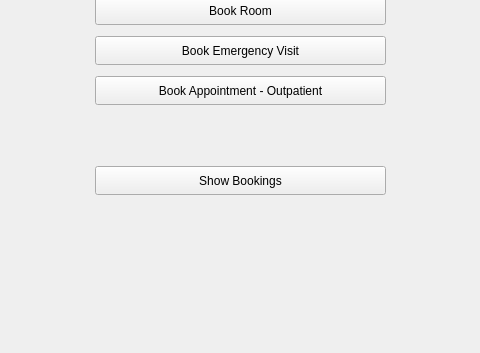
Qt form mainwindow.ui (KirolousFouty/Hospital_Project) before a commit; both pictures show x 145 to 625 and y 264 to 617 of the 782 by 617 pixel window.
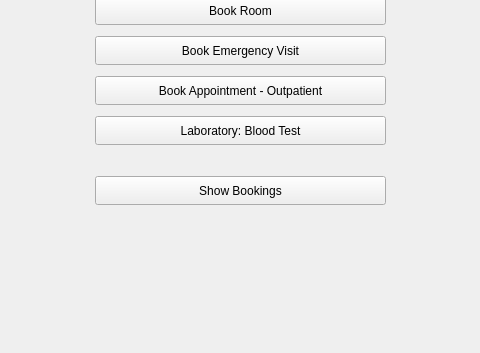
The same form after that commit.

Commit message: Created doBloodTestWindows

Diff of the .ui file:
```diff
--- a/mainwindow.ui
+++ b/mainwindow.ui
@@ -85,7 +85,7 @@
     <property name="geometry">
      <rect>
       <x>240</x>
-      <y>430</y>
+      <y>440</y>
       <width>291</width>
       <height>29</height>
      </rect>
@@ -98,7 +98,7 @@
     <property name="geometry">
      <rect>
       <x>60</x>
-      <y>470</y>
+      <y>480</y>
       <width>661</width>
       <height>111</height>
      </rect>
@@ -171,6 +171,19 @@
      <string>Recharge Balance</string>
     </property>
    </widget>
+   <widget class="QPushButton" name="doBloodTestButton">
+    <property name="geometry">
+     <rect>
+      <x>240</x>
+      <y>380</y>
+      <width>291</width>
+      <height>29</height>
+     </rect>
+    </property>
+    <property name="text">
+     <string>Laboratory: Blood Test</string>
+    </property>
+   </widget>
   </widget>
   <widget class="QMenuBar" name="menubar">
    <property name="geometry">
```
The commit also changes 9 other files.
